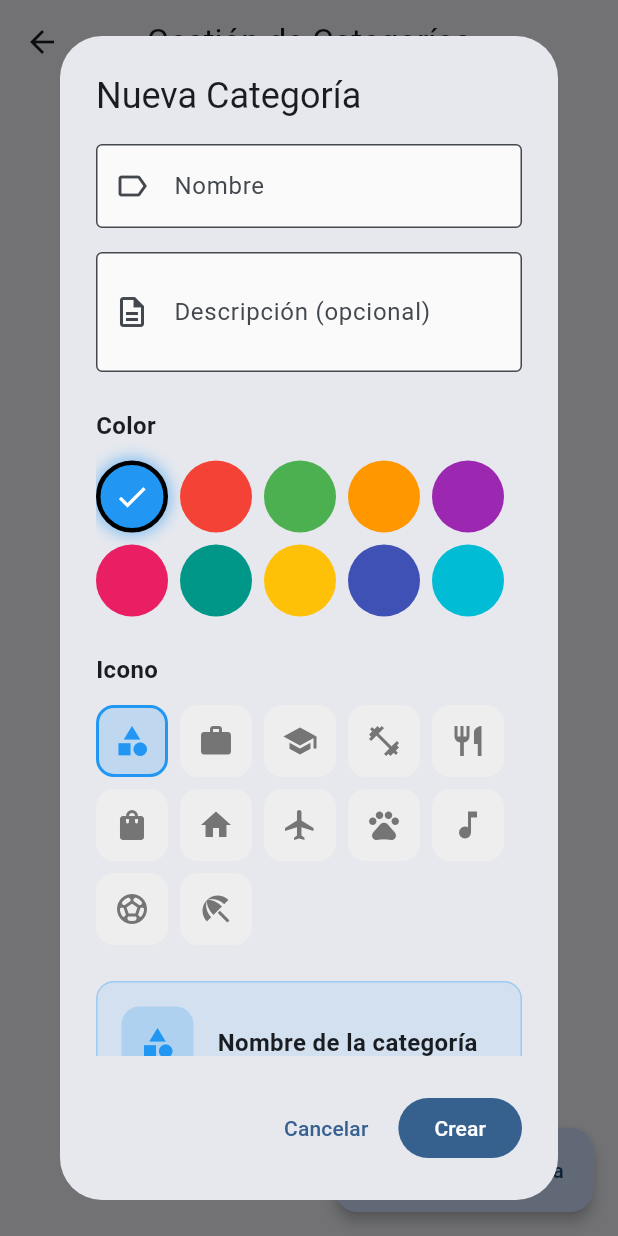
After one commit to davidmanueldev/mi-agenda-flutter, a Flutter app: the ListCategoriesScreen screen opened directly, after a tap on "Crear Categoría", on a phone screen of 412 x 824 dp. The commit adds this screen. Run offline on Flutter 3.47's test engine with Material 3 defaults, Android fonts, the phone set to English and light mode, and no system bars; our stand-ins replace cloud_firestore, connectivity_plus, firebase_auth, firebase_core, flutter_local_notifications, form_field_validator and 5 more; accounts and stored records are empty; network calls fail.

Commit message:
feat: Pantalla de Gestión de Categorias Completada

```diff
--- /dev/null
+++ b/lib/views/list_categories_screen.dart
@@ -0,0 +1,591 @@
+import 'package:flutter/material.dart';
+import 'package:provider/provider.dart';
+import '../controllers/category_controller.dart';
+import '../models/category.dart';
+
+/// Pantalla de gestión de categorías
+/// Permite visualizar, crear, editar y eliminar categorías
+class ListCategoriesScreen extends StatelessWidget {
+  const ListCategoriesScreen({super.key});
+
+  @override
+  Widget build(BuildContext context) {
+    return Scaffold(
+      appBar: AppBar(
+        title: const Text('Gestión de Categorías'),
+        elevation: 0,
+        actions: [
+          // Indicador de sincronización
+          Consumer<CategoryController>(
+            builder: (context, controller, child) {
+              if (controller.isLoading) {
+                return const Padding(
+                  padding: EdgeInsets.symmetric(horizontal: 16),
+                  child: Center(
+                    child: SizedBox(
+                      width: 20,
+                      height: 20,
+                      child: CircularProgressIndicator(
+                        strokeWidth: 2,
+                        valueColor: AlwaysStoppedAnimation<Color>(Colors.white),
+                      ),
+                    ),
+                  ),
+                );
+              }
+              return const SizedBox.shrink();
+            },
+          ),
+        ],
+      ),
+      body: Consumer<CategoryController>(
+        builder: (context, controller, child) {
+          if (controller.errorMessage != null) {
+            return _buildErrorState(context, controller.errorMessage!);
+          }
+
+          if (controller.categories.isEmpty) {
+            return _buildEmptyState(context);
+          }
+
+          return RefreshIndicator(
+            onRefresh: () => controller.refresh(),
+            child: ListView.builder(
+              padding: const EdgeInsets.all(16),
+              itemCount: controller.categories.length,
+              itemBuilder: (context, index) {
+                final category = controller.categories[index];
+                return _CategoryCard(
+                  category: category,
+                  onEdit: () => _showEditCategoryDialog(context, category),
+                  onDelete: () => _showDeleteConfirmation(context, category),
+                );
+              },
+            ),
+          );
+        },
+      ),
+      floatingActionButton: FloatingActionButton.extended(
+        onPressed: () => _showCreateCategoryDialog(context),
+        icon: const Icon(Icons.add),
+        label: const Text('Nueva Categoría'),
+      ),
+    );
+  }
+
+  /// Estado vacío
+  Widget _buildEmptyState(BuildContext context) {
+    return Center(
+      child: Column(
+        mainAxisAlignment: MainAxisAlignment.center,
+        children: [
+          Icon(
+            Icons.category_outlined,
+            size: 80,
+            color: Colors.grey[400],
+          ),
+          const SizedBox(height: 16),
+          Text(
+            'No hay categorías',
+            style: Theme.of(context).textTheme.titleLarge?.copyWith(
+                  color: Colors.grey[600],
+                ),
+          ),
+          const SizedBox(height: 8),
+          Text(
+            'Crea tu primera categoría para organizar\ntus eventos y tareas',
+            textAlign: TextAlign.center,
+            style: Theme.of(context).textTheme.bodyMedium?.copyWith(
+                  color: Colors.grey[500],
+                ),
+          ),
+          const SizedBox(height: 24),
+          ElevatedButton.icon(
+            onPressed: () => _showCreateCategoryDialog(context),
+            icon: const Icon(Icons.add),
+            label: const Text('Crear Categoría'),
+          ),
+        ],
+      ),
+    );
+  }
+
+  /// Estado de error
+  Widget _buildErrorState(BuildContext context, String error) {
+    return Center(
+      child: Column(
+        mainAxisAlignment: MainAxisAlignment.center,
+        children: [
+          Icon(
+            Icons.error_outline,
+            size: 80,
+            color: Colors.red[300],
+          ),
+          const SizedBox(height: 16),
+          Text(
+            'Error al cargar categorías',
+            style: Theme.of(context).textTheme.titleLarge,
+          ),
+          const SizedBox(height: 8),
+          Padding(
+            padding: const EdgeInsets.symmetric(horizontal: 32),
+            child: Text(
+              error,
+              textAlign: TextAlign.center,
+              style: Theme.of(context).textTheme.bodyMedium?.copyWith(
+                    color: Colors.grey[600],
+                  ),
+            ),
+          ),
+          const SizedBox(height: 24),
+          ElevatedButton.icon(
+            onPressed: () {
+              context.read<CategoryController>().refresh();
+            },
+            icon: const Icon(Icons.refresh),
+            label: const Text('Reintentar'),
+          ),
+        ],
+      ),
+    );
+  }
+
+  /// Mostrar diálogo para crear categoría
+  void _showCreateCategoryDialog(BuildContext context) {
+    showDialog(
+      context: context,
+      builder: (context) => const _CategoryDialog(),
+    );
+  }
+
+  /// Mostrar diálogo para editar categoría
+  void _showEditCategoryDialog(BuildContext context, Category category) {
+    showDialog(
+      context: context,
+      builder: (context) => _CategoryDialog(category: category),
+    );
+  }
+
+  /// Mostrar confirmación de eliminación
+  void _showDeleteConfirmation(BuildContext context, Category category) {
+    showDialog(
+      context: context,
+      builder: (context) => AlertDialog(
+        title: const Text('Eliminar Categoría'),
+        content: Text(
+          '¿Estás seguro de eliminar la categoría "${category.name}"?\n\n'
+          'Esta acción no se puede deshacer y podría afectar eventos asociados.',
+        ),
+        actions: [
+          TextButton(
+            onPressed: () => Navigator.pop(context),
+            child: const Text('Cancelar'),
+          ),
+          FilledButton(
+            onPressed: () async {
+              Navigator.pop(context);
+              final controller = context.read<CategoryController>();
+              final success = await controller.deleteCategory(category.id);
+
+              if (!context.mounted) return;
+
+              ScaffoldMessenger.of(context).showSnackBar(
+                SnackBar(
+                  content: Text(
+                    success
+                        ? 'Categoría eliminada correctamente'
+                        : 'Error al eliminar categoría',
+                  ),
+                  backgroundColor: success ? Colors.green : Colors.red,
+                ),
+              );
+            },
+            style: FilledButton.styleFrom(
+              backgroundColor: Colors.red,
+            ),
+            child: const Text('Eliminar'),
+          ),
+        ],
+      ),
+    );
+  }
+}
+
+/// Widget de tarjeta de categoría
+class _CategoryCard extends StatelessWidget {
+  final Category category;
+  final VoidCallback onEdit;
+  final VoidCallback onDelete;
+
+  const _CategoryCard({
+    required this.category,
+    required this.onEdit,
+    required this.onDelete,
+  });
+
+  @override
+  Widget build(BuildContext context) {
+    return Card(
+      margin: const EdgeInsets.only(bottom: 12),
+      child: ListTile(
+        contentPadding: const EdgeInsets.symmetric(horizontal: 16, vertical: 8),
+        leading: Container(
+          width: 56,
+          height: 56,
+          decoration: BoxDecoration(
+            color: category.color.withOpacity(0.2),
+            borderRadius: BorderRadius.circular(12),
+          ),
+          child: Icon(
+            category.icon,
+            color: category.color,
+            size: 28,
+          ),
+        ),
+        title: Text(
+          category.name,
+          style: const TextStyle(
+            fontWeight: FontWeight.bold,
+            fontSize: 16,
+          ),
+        ),
+        subtitle: category.description.isNotEmpty
+            ? Text(
+                category.description,
+                maxLines: 2,
+                overflow: TextOverflow.ellipsis,
+              )
+            : null,
+        trailing: Row(
+          mainAxisSize: MainAxisSize.min,
+          children: [
+            IconButton(
+              icon: const Icon(Icons.edit_outlined),
+              onPressed: onEdit,
+              tooltip: 'Editar',
+            ),
+            IconButton(
+              icon: const Icon(Icons.delete_outline),
+              onPressed: onDelete,
+              color: Colors.red,
+              tooltip: 'Eliminar',
+            ),
+          ],
+        ),
+      ),
+    );
+  }
+}
+
+/// Diálogo para crear/editar categoría
+class _CategoryDialog extends StatefulWidget {
+  final Category? category;
+
+  const _CategoryDialog({this.category});
+
+  @override
+  State<_CategoryDialog> createState() => _CategoryDialogState();
+}
+
+class _CategoryDialogState extends State<_CategoryDialog> {
+  final _formKey = GlobalKey<FormState>();
+  final _nameController = TextEditingController();
+  final _descriptionController = TextEditingController();
+
+  Color _selectedColor = Colors.blue;
+  IconData _selectedIcon = Icons.category;
+
+  bool get _isEditing => widget.category != null;
+
+  // Colores predefinidos
+  final List<Color> _colors = [
+    Colors.blue,
+    Colors.red,
+    Colors.green,
+    Colors.orange,
+    Colors.purple,
+    Colors.pink,
+    Colors.teal,
+    Colors.amber,
+    Colors.indigo,
+    Colors.cyan,
+  ];
+
+  // Iconos predefinidos
+  final List<IconData> _icons = [
+    Icons.category,
+    Icons.work,
+    Icons.school,
+    Icons.fitness_center,
+    Icons.restaurant,
+    Icons.shopping_bag,
+    Icons.home,
+    Icons.flight,
+    Icons.pets,
+    Icons.music_note,
+    Icons.sports_soccer,
+    Icons.beach_access,
+  ];
+
+  @override
+  void initState() {
+    super.initState();
+    if (_isEditing) {
+      _nameController.text = widget.category!.name;
+      _descriptionController.text = widget.category!.description;
+      _selectedColor = widget.category!.color;
+      _selectedIcon = widget.category!.icon;
+    }
+  }
+
+  @override
+  void dispose() {
+    _nameController.dispose();
+    _descriptionController.dispose();
+    super.dispose();
+  }
+
+  @override
+  Widget build(BuildContext context) {
+    return AlertDialog(
+      title: Text(_isEditing ? 'Editar Categoría' : 'Nueva Categoría'),
+      content: SingleChildScrollView(
+        child: Form(
+          key: _formKey,
+          child: Column(
+            mainAxisSize: MainAxisSize.min,
+            crossAxisAlignment: CrossAxisAlignment.start,
+            children: [
+              // Campo de nombre
+              TextFormField(
+                controller: _nameController,
+                decoration: const InputDecoration(
+                  labelText: 'Nombre',
+                  hintText: 'Ej: Trabajo, Personal, Salud',
+                  prefixIcon: Icon(Icons.label_outline),
+                  border: OutlineInputBorder(),
+                ),
+                validator: (value) {
+                  if (value == null || value.trim().isEmpty) {
+                    return 'El nombre es requerido';
+                  }
+                  if (value.trim().length < 3) {
+                    return 'Mínimo 3 caracteres';
+                  }
+                  return null;
+                },
+                textCapitalization: TextCapitalization.words,
+              ),
+              const SizedBox(height: 16),
+
+              // Campo de descripción
+              TextFormField(
+                controller: _descriptionController,
+                decoration: const InputDecoration(
+                  labelText: 'Descripción (opcional)',
+                  hintText: 'Breve descripción de la categoría',
+                  prefixIcon: Icon(Icons.description_outlined),
+                  border: OutlineInputBorder(),
+                ),
+                maxLines: 2,
+              ),
+              const SizedBox(height: 24),
+
+              // Selector de color
+              const Text(
+                'Color',
+                style: TextStyle(
+                  fontWeight: FontWeight.bold,
+                  fontSize: 16,
+                ),
+              ),
+              const SizedBox(height: 12),
+              Wrap(
+                spacing: 8,
+                runSpacing: 8,
+                children: _colors.map((color) {
+                  final isSelected = color == _selectedColor;
+                  return GestureDetector(
+                    onTap: () => setState(() => _selectedColor = color),
+                    child: Container(
+                      width: 48,
+                      height: 48,
+                      decoration: BoxDecoration(
+                        color: color,
+                        shape: BoxShape.circle,
+                        border: Border.all(
+                          color: isSelected ? Colors.black : Colors.transparent,
+                          width: 3,
+                        ),
+                        boxShadow: [
+                          if (isSelected)
+                            BoxShadow(
+                              color: color.withOpacity(0.5),
+                              blurRadius: 8,
+                              spreadRadius: 2,
+                            ),
+                        ],
+                      ),
+                      child: isSelected
+                          ? const Icon(Icons.check, color: Colors.white)
+                          : null,
+                    ),
+                  );
+                }).toList(),
+              ),
+              const SizedBox(height: 24),
+
+              // Selector de icono
+              const Text(
+                'Icono',
+                style: TextStyle(
+                  fontWeight: FontWeight.bold,
+                  fontSize: 16,
+                ),
+              ),
+              const SizedBox(height: 12),
+              Wrap(
+                spacing: 8,
+                runSpacing: 8,
+                children: _icons.map((icon) {
+                  final isSelected = icon == _selectedIcon;
+                  return GestureDetector(
+                    onTap: () => setState(() => _selectedIcon = icon),
+                    child: Container(
+                      width: 48,
+                      height: 48,
+                      decoration: BoxDecoration(
+                        color: isSelected
+                            ? _selectedColor.withOpacity(0.2)
+                            : Colors.grey[200],
+                        borderRadius: BorderRadius.circular(12),
+                        border: Border.all(
+                          color: isSelected ? _selectedColor : Colors.transparent,
+                          width: 2,
+                        ),
+                      ),
+                      child: Icon(
+                        icon,
+                        color: isSelected ? _selectedColor : Colors.grey[600],
+                      ),
+                    ),
+                  );
+                }).toList(),
+              ),
+              const SizedBox(height: 24),
+
+              // Vista previa
+              Container(
+                padding: const EdgeInsets.all(16),
+                decoration: BoxDecoration(
+                  color: _selectedColor.withOpacity(0.1),
+                  borderRadius: BorderRadius.circular(12),
+                  border: Border.all(color: _selectedColor.withOpacity(0.3)),
+                ),
+                child: Row(
+                  children: [
+                    Container(
+                      width: 48,
+                      height: 48,
+                      decoration: BoxDecoration(
+                        color: _selectedColor.withOpacity(0.2),
+                        borderRadius: BorderRadius.circular(12),
+                      ),
+                      child: Icon(
+                        _selectedIcon,
+                        color: _selectedColor,
+                      ),
+                    ),
+                    const SizedBox(width: 16),
+                    Expanded(
+                      child: Column(
+                        crossAxisAlignment: CrossAxisAlignment.start,
+                        children: [
+                          Text(
+                            _nameController.text.isEmpty
+                                ? 'Nombre de la categoría'
+                                : _nameController.text,
+                            style: const TextStyle(
+                              fontWeight: FontWeight.bold,
+                              fontSize: 16,
+                            ),
+                          ),
+                          if (_descriptionController.text.isNotEmpty)
+                            Text(
+                              _descriptionController.text,
+                              style: TextStyle(
+                                color: Colors.grey[600],
+                                fontSize: 14,
+                              ),
+                            ),
+                        ],
+                      ),
+                    ),
+                  ],
+                ),
+              ),
+            ],
+          ),
+        ),
+      ),
+      actions: [
+        TextButton(
+          onPressed: () => Navigator.pop(context),
+          child: const Text('Cancelar'),
+        ),
+        FilledButton(
+          onPressed: _saveCategory,
+          child: Text(_isEditing ? 'Guardar' : 'Crear'),
+        ),
+      ],
+    );
+  }
+
+  /// Guardar categoría
+  Future<void> _saveCategory() async {
+    if (!_formKey.currentState!.validate()) return;
+
+    final controller = context.read<CategoryController>();
+
+    final category = Category(
+      id: _isEditing ? widget.category!.id : DateTime.now().millisecondsSinceEpoch.toString(),
+      name: _nameController.text.trim(),
+      description: _descriptionController.text.trim(),
+      color: _selectedColor,
+      icon: _selectedIcon,
+      createdAt: _isEditing ? widget.category!.createdAt : DateTime.now(),
+    );
+
+    bool success;
+    if (_isEditing) {
+      success = await controller.updateCategory(category);
+    } else {
+      success = await controller.createCategory(category);
+    }
+
+    if (!mounted) return;
+
+    if (success) {
+      Navigator.pop(context);
+      ScaffoldMessenger.of(context).showSnackBar(
+        SnackBar(
+          content: Text(
+            _isEditing
+                ? 'Categoría actualizada correctamente'
+                : 'Categoría creada correctamente',
+          ),
+          backgroundColor: Colors.green,
+        ),
+      );
+    } else {
+      ScaffoldMessenger.of(context).showSnackBar(
+        SnackBar(
+          content: Text(
+            controller.errorMessage ?? 'Error al guardar categoría',
+          ),
+          backgroundColor: Colors.red,
+        ),
+      );
+    }
+  }
+}
```
Also changed, not shown: lib/views/home_screen.dart (+133 -0 lines).
